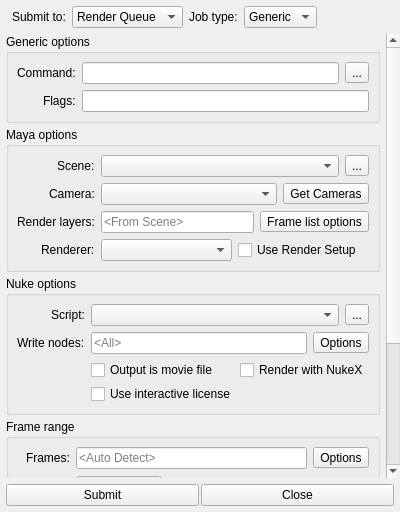
First picture: the form in core/ui/render_submit_ui.ui, repository mjbonnington/icarus-gps, before the edit.
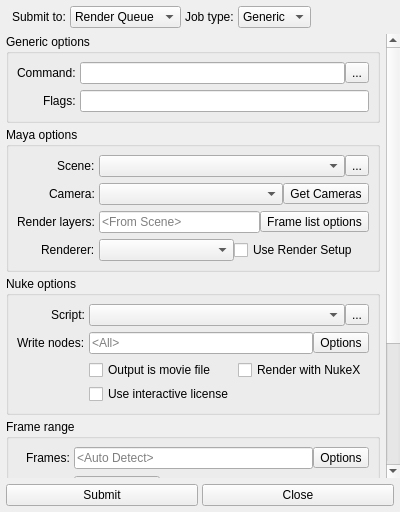
Second picture: the form after the edit. Icons and pictures are not drawn.

```diff
--- a/core/ui/render_submit_ui.ui
+++ b/core/ui/render_submit_ui.ui
@@ -58,6 +58,9 @@
        <property name="bottomMargin">
         <number>6</number>
        </property>
+       <property name="spacing">
+        <number>4</number>
+       </property>
        <item row="0" column="2">
         <widget class="QLabel" name="jobType_label">
          <property name="text">
@@ -208,6 +211,12 @@
            <property name="labelAlignment">
             <set>Qt::AlignRight|Qt::AlignTrailing|Qt::AlignVCenter</set>
            </property>
+           <property name="horizontalSpacing">
+            <number>4</number>
+           </property>
+           <property name="verticalSpacing">
+            <number>6</number>
+           </property>
            <property name="leftMargin">
             <number>8</number>
            </property>
@@ -326,6 +335,12 @@
            <property name="labelAlignment">
             <set>Qt::AlignRight|Qt::AlignTrailing|Qt::AlignVCenter</set>
            </property>
+           <property name="horizontalSpacing">
+            <number>4</number>
+           </property>
+           <property name="verticalSpacing">
+            <number>6</number>
+           </property>
            <property name="leftMargin">
             <number>8</number>
            </property>
@@ -623,6 +638,12 @@
            <property name="labelAlignment">
             <set>Qt::AlignRight|Qt::AlignTrailing|Qt::AlignVCenter</set>
            </property>
+           <property name="horizontalSpacing">
+            <number>4</number>
+           </property>
+           <property name="verticalSpacing">
+            <number>6</number>
+           </property>
            <property name="leftMargin">
             <number>8</number>
            </property>
@@ -703,6 +724,18 @@
            </item>
            <item row="2" column="1">
             <layout class="QGridLayout" name="nukeOptions_gridLayout">
+             <property name="leftMargin">
+              <number>0</number>
+             </property>
+             <property name="topMargin">
+              <number>0</number>
+             </property>
+             <property name="rightMargin">
+              <number>0</number>
+             </property>
+             <property name="bottomMargin">
+              <number>0</number>
+             </property>
              <property name="spacing">
               <number>4</number>
              </property>
@@ -826,6 +859,12 @@
            <property name="labelAlignment">
             <set>Qt::AlignRight|Qt::AlignTrailing|Qt::AlignVCenter</set>
            </property>
+           <property name="horizontalSpacing">
+            <number>4</number>
+           </property>
+           <property name="verticalSpacing">
+            <number>6</number>
+           </property>
            <property name="leftMargin">
             <number>8</number>
            </property>
@@ -1226,7 +1265,7 @@
     <item>
      <layout class="QHBoxLayout" name="buttonBox_horizontalLayout">
       <property name="spacing">
-       <number>2</number>
+       <number>4</number>
       </property>
       <property name="leftMargin">
        <number>6</number>
```
Left out of the diff: 6 changed lines with no effect on the pictures.
